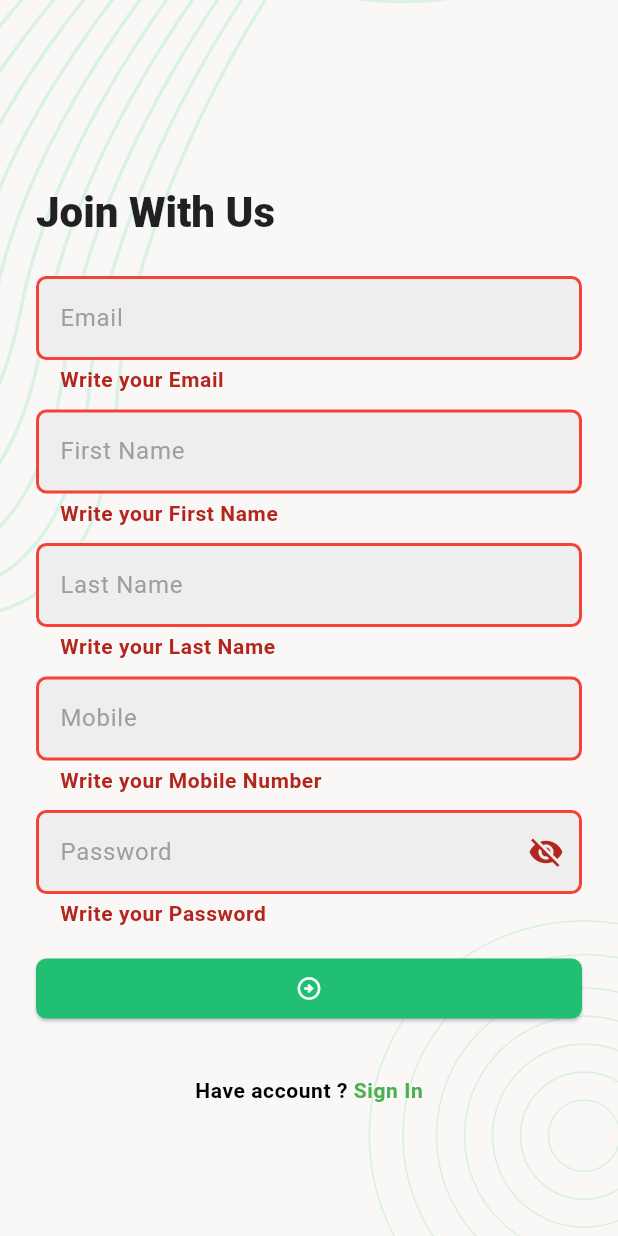
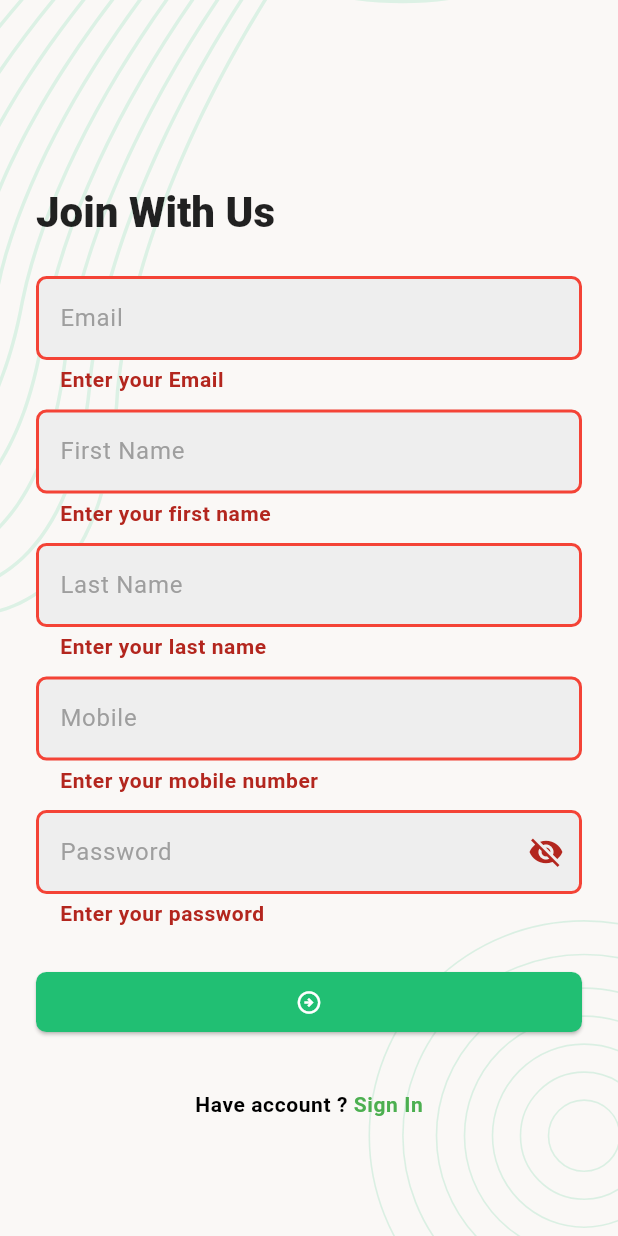
Before and after one commit to priyankatuli/task_manager, a Flutter app: the SignUpScreen screen opened directly, after a tap on the "arrow circle right" icon, on a phone screen of 412 x 824 dp. Run offline on Flutter 3.47's test engine with Material 3 defaults, Android fonts, the phone set to English and light mode, and no system bars; our stand-ins replace cached_network_image, flutter_svg, pin_code_fields, shared_preferences; accounts and stored records are empty.

```diff
--- a/lib/ui/screens/authentication/sign_up_screen.dart
+++ b/lib/ui/screens/authentication/sign_up_screen.dart
@@ -55,11 +55,11 @@ class _SignUpScreenState extends State<SignUpScreen>{
                           ),
                           validator: (String ? value){
                             if(value?.trim().isEmpty ?? true){
-                              return 'Write your Email';
+                              return 'Enter your Email';
                             }
                             if(AppConstants.emailRegExp.hasMatch(value!) == false){
                               //print('Its working!!');
-                              return 'Write your valid email address';
+                              return 'Enter your valid email address';
                             }
                             return null;
                           },
@@ -74,7 +74,7 @@ class _SignUpScreenState extends State<SignUpScreen>{
                           //autovalidateMode: AutovalidateMode.onUserInteraction,
                           validator: (String ? value){
                             if(value?.trim().isEmpty ?? true){
-                              return 'Write your First Name';
+                              return 'Enter your first name';
                             }
 
                             return null;
@@ -89,7 +89,7 @@ class _SignUpScreenState extends State<SignUpScreen>{
                           ),
                           validator: (String ? value){
                             if(value?.trim().isEmpty ?? true){
-                              return 'Write your Last Name';
+                              return 'Enter your last name';
                             }
                             return null;
                           },
@@ -103,7 +103,7 @@ class _SignUpScreenState extends State<SignUpScreen>{
                           ),
                           validator: (String ? value){
                             if(value?.trim().isEmpty ?? true){
-                              return 'Write your Mobile Number';
+                              return 'Enter your mobile number';
                             }
                             if(AppConstants.mobileRegExp.hasMatch(value!) == false){
 
@@ -134,16 +134,15 @@ class _SignUpScreenState extends State<SignUpScreen>{
                           ),
                           validator: (String ? value){
                             if(value?.trim().isEmpty ?? true){
-                              return 'Write your Password';
+                              return 'Enter your password';
                             }
-                            if(value!.length< 8){
-                              return 'password should contain 8 character of ';
-                            }
-
+                           if(AppConstants.passwordRegExp.hasMatch(value!)== false){
+                             return "Must contain 8 characters, one uppercase and lowercase\n letter, a number, and a symbol.";
+                           }
                             return null;
                           },
                         ),
-                        const SizedBox(height: 16,),
+                        const SizedBox(height: 25,),
                         Visibility(
                           visible: registrationInProgress == false,
                           replacement: const Center(
@@ -248,11 +247,12 @@ class _SignUpScreenState extends State<SignUpScreen>{
 
   @override
   void dispose() {
-    super.dispose();
+
     _emailTEController.dispose();
     _passwordTEController.dispose();
     _firstNameTEController.dispose();
     _lastNameTEController.dispose();
     _mobileTEController.dispose();
+    super.dispose();
   }
 }
```
